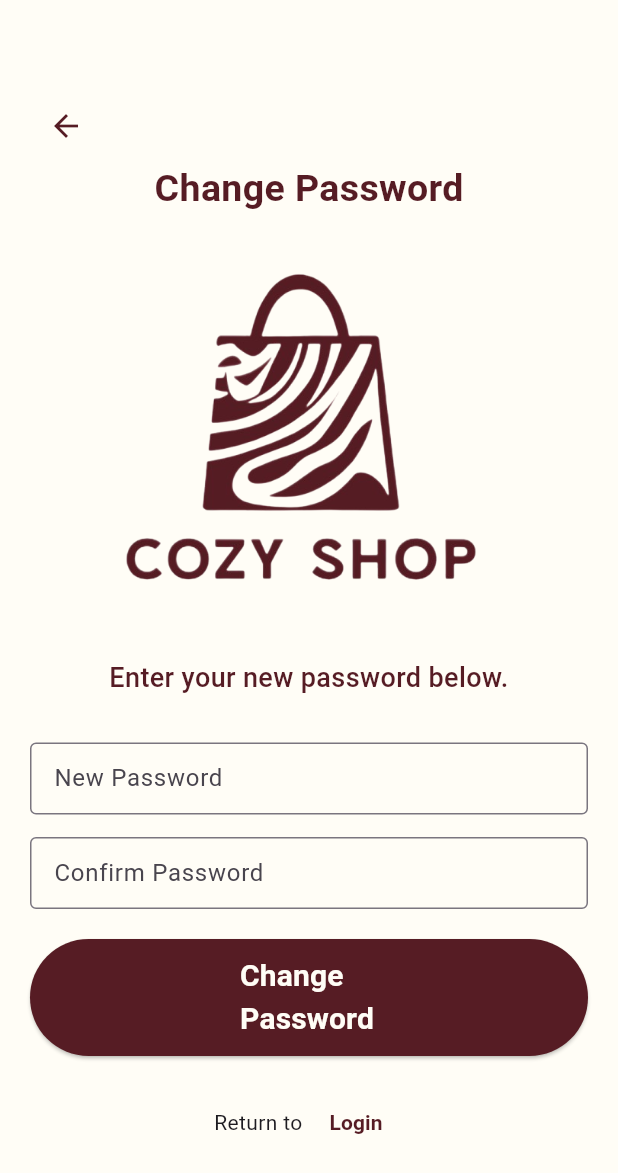
After one commit to nadarinno/mobile_app_project, a Flutter app: the ChangePasswordPage screen opened directly, on a phone screen of 412 x 824 dp. The commit adds this screen. Shown: the top 1173 px of the screen. Run offline on Flutter 3.47's test engine with Material 3 defaults, Android fonts, the phone set to English and light mode, and no system bars; our stand-ins replace cloud_firestore, dotted_line, firebase_auth, firebase_core, firebase_messaging, firebase_storage and 4 more; missing offline and left inert: flutter_stripe; accounts and stored records are empty.

Commit message:
create the change password page

```diff
--- /dev/null
+++ b/lib/Controller/change_password_controller.dart
@@ -0,0 +1,59 @@
+import 'package:flutter/material.dart';
+import 'package:mobile_app_project/Logic/AuthService.dart';
+
+class ChangePasswordController {
+  final AuthService _authService = AuthService();
+  final TextEditingController newPasswordController = TextEditingController();
+  final TextEditingController confirmPasswordController = TextEditingController();
+  bool isChanging = false;
+  String? errorMessage;
+
+  // Validate password
+  String? validatePassword(String? value) {
+    if (value == null || value.trim().isEmpty) {
+      return 'Password is required';
+    }
+    if (value.trim().length < 6) {
+      return 'Password must be at least 6 characters';
+    }
+    return null;
+  }
+
+  // Validate confirm password
+  String? validateConfirmPassword(String? value) {
+    if (value == null || value.trim().isEmpty) {
+      return 'Confirm password is required';
+    }
+    if (value.trim() != newPasswordController.text.trim()) {
+      return 'Passwords do not match';
+    }
+    return null;
+  }
+
+  // Change password
+  Future<String?> changePassword(BuildContext context) async {
+    isChanging = true;
+    errorMessage = null;
+    // Notify UI to update
+    (context as Element).markNeedsBuild();
+
+    String? result = await _authService.changePassword(
+      newPassword: newPasswordController.text.trim(),
+    );
+
+    isChanging = false;
+    if (result != 'success') {
+      errorMessage = result;
+    }
+    // Notify UI to update
+    (context as Element).markNeedsBuild();
+
+    return result;
+  }
+
+  // Dispose controllers
+  void dispose() {
+    newPasswordController.dispose();
+    confirmPasswordController.dispose();
+  }
+}
--- a/lib/Logic/AuthService.dart
+++ b/lib/Logic/AuthService.dart
@@ -122,6 +122,29 @@ class AuthService {
       return 'An error occurred: $e';
     }
   }
+  // Change password
+  Future<String?> changePassword({required String newPassword}) async {
+    try {
+      User? user = _auth.currentUser;
+      if (user == null) {
+        return 'No user is currently signed in.';
+      }
+      await user.updatePassword(newPassword);
+      return 'success';
+    } on FirebaseAuthException catch (e) {
+      switch (e.code) {
+        case 'requires-recent-login':
+          return 'Please log in again to change your password.';
+        case 'weak-password':
+          return 'The new password is too weak.';
+        default:
+          return 'Password change failed: ${e.message}';
+      }
+    } catch (e) {
+      return 'An error occurred: $e';
+    }
+  }
+
   // Get current user profile
   Future<Map<String, dynamic>?> getUserProfile() async {
     try {
@@ -136,8 +159,9 @@ class AuthService {
     }
   }
 
-  // Optional: Logout method
+  // Logout method
   Future<void> logout() async {
     await _auth.signOut();
   }
+
 }
--- /dev/null
+++ b/lib/View/change_password_page.dart
@@ -0,0 +1,183 @@
+import 'package:flutter/material.dart';
+import 'package:mobile_app_project/Controller/change_password_controller.dart';
+import 'Login.dart';
+
+class ChangePasswordPage extends StatefulWidget {
+  const ChangePasswordPage({super.key});
+
+  @override
+  State<ChangePasswordPage> createState() => _ChangePasswordPageState();
+}
+
+class _ChangePasswordPageState extends State<ChangePasswordPage> {
+  final _formKey = GlobalKey<FormState>();
+  final ChangePasswordController controller = ChangePasswordController();
+
+  @override
+  void dispose() {
+    controller.dispose();
+    super.dispose();
+  }
+
+  void _changePassword() async {
+    if (_formKey.currentState!.validate()) {
+      String? result = await controller.changePassword(context);
+
+      if (result == 'success') {
+        ScaffoldMessenger.of(context).showSnackBar(
+          const SnackBar(
+            content: Text('Password changed successfully!'),
+            backgroundColor: Colors.green,
+          ),
+        );
+        Navigator.pushReplacement(
+          context,
+          MaterialPageRoute(builder: (context) => const Login()),
+        );
+      }
+    }
+  }
+
+  @override
+  Widget build(BuildContext context) {
+    return Scaffold(
+      backgroundColor: const Color(0xFFFFFDF6),
+      body: SingleChildScrollView(
+        padding: const EdgeInsets.all(20),
+        child: Form(
+          key: _formKey,
+          child: Column(
+            crossAxisAlignment: CrossAxisAlignment.start,
+            children: [
+              const SizedBox(height: 40),
+              Row(
+                mainAxisAlignment: MainAxisAlignment.start,
+                children: [
+                  IconButton(
+                    icon: const Icon(
+                      Icons.arrow_back,
+                      color: Color(0xFF561C24),
+                    ),
+                    onPressed: () {
+                      Navigator.pushReplacement(
+                        context,
+                        MaterialPageRoute(builder: (context) => const Login()),
+                      );
+                    },
+                  ),
+                ],
+              ),
+              const Center(
+                child: Text(
+                  "Change Password",
+                  style: TextStyle(
+                    fontSize: 25,
+                    color: Color(0xFF561C24),
+                    fontWeight: FontWeight.bold,
+                  ),
+                ),
+              ),
+              const SizedBox(height: 15),
+              const Center(
+                child: Image(
+                  image: AssetImage('assets/images/cozyshoplogo.png'),
+                  height: 250,
+                ),
+              ),
+              const SizedBox(height: 30),
+              const Center(
+                child: Text(
+                  'Enter your new password below.',
+                  textAlign: TextAlign.center,
+                  style: TextStyle(
+                    fontSize: 18,
+                    color: Color(0xFF561C24),
+                    fontWeight: FontWeight.w500,
+                  ),
+                ),
+              ),
+              const SizedBox(height: 20),
+              if (controller.errorMessage != null)
+                Center(
+                  child: Text(
+                    controller.errorMessage!,
+                    style: const TextStyle(color: Colors.red),
+                  ),
+                ),
+              const SizedBox(height: 10),
+              TextFormField(
+                controller: controller.newPasswordController,
+                decoration: const InputDecoration(
+                  labelText: 'New Password',
+                  hintText: 'Enter new password',
+                  border: OutlineInputBorder(),
+                  contentPadding: EdgeInsets.all(12),
+                ),
+                obscureText: true,
+                validator: controller.validatePassword,
+              ),
+              const SizedBox(height: 15),
+              TextFormField(
+                controller: controller.confirmPasswordController,
+                decoration: const InputDecoration(
+                  labelText: 'Confirm Password',
+                  hintText: 'Confirm new password',
+                  border: OutlineInputBorder(),
+                  contentPadding: EdgeInsets.all(12),
+                ),
+                obscureText: true,
+                validator: controller.validateConfirmPassword,
+              ),
+              const SizedBox(height: 20),
+              Center(
+                child: controller.isChanging
+                    ? const CircularProgressIndicator()
+                    : ElevatedButton(
+                  onPressed: _changePassword,
+                  style: ElevatedButton.styleFrom(
+                    backgroundColor: const Color(0xFF561C24),
+                    padding: const EdgeInsets.symmetric(
+                        horizontal: 140, vertical: 10),
+                  ),
+                  child: const Text(
+                    'Change Password',
+                    style: TextStyle(
+                      fontSize: 20,
+                      color: Color(0xFFFFFDF6),
+                      fontWeight: FontWeight.bold,
+                    ),
+                  ),
+                ),
+              ),
+              const SizedBox(height: 20),
+              Row(
+                mainAxisAlignment: MainAxisAlignment.center,
+                children: [
+                  const Text(
+                    "Return to ",
+                    style: TextStyle(fontWeight: FontWeight.w400),
+                  ),
+                  TextButton(
+                    onPressed: () {
+                      Navigator.pushReplacement(
+                        context,
+                        MaterialPageRoute(builder: (context) => const Login()),
+                      );
+                    },
+                    child: const Text(
+                      'Login',
+                      style: TextStyle(
+                        color: Color(0xFF561C24),
+                        fontWeight: FontWeight.w600,
+                      ),
+                    ),
+                  ),
+                ],
+              ),
+            ],
+          ),
+        ),
+      ),
+    );
+  }
+}
```
